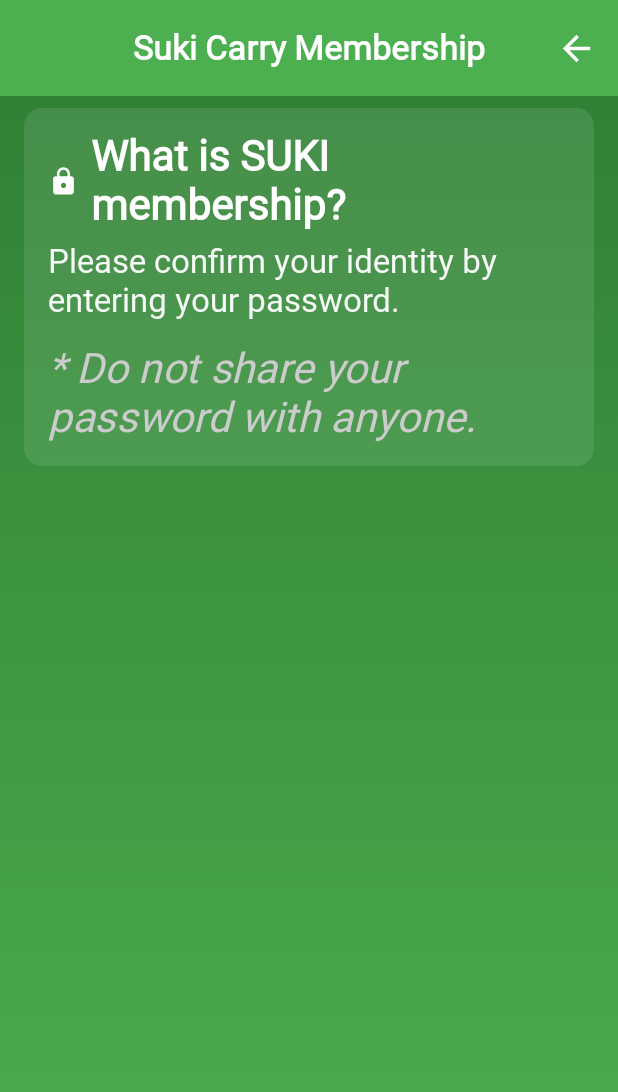
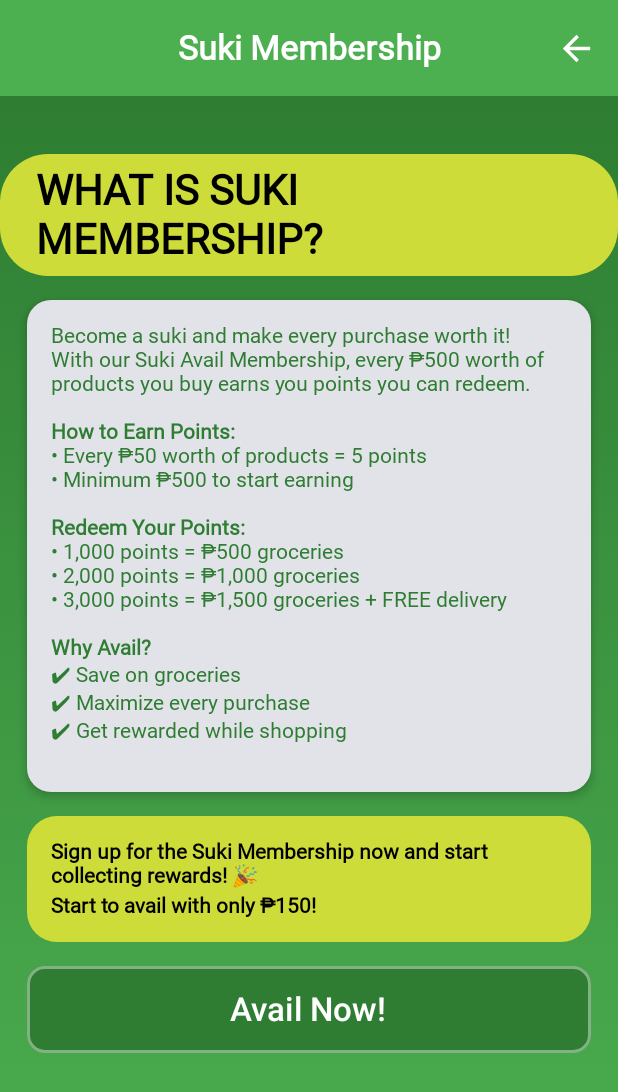
Before and after one commit to MarkDenver01/carry_guides_admin, an Android app built with Jetpack Compose: the SukiMembershipScreen screen opened through its navigation route, on a phone screen of 412 x 824 dp. Shown: the top 1092 px of the screen. Run offline under Robolectric (Android 15) with nearby library versions, the phone set to English and light mode, and no system bars; our stand-ins replace Dagger/Hilt's generated code; Roboto replaces fonts that are not available here.

Commit message:
modify sidemenu, add membership screens

```diff
--- /dev/null
+++ b/carryapp/app/src/main/java/com/nathaniel/carryapp/domain/enum/BadgeStatus.kt
@@ -0,0 +1,5 @@
+package com.nathaniel.carryapp.domain.enum
+
+enum class BadgeStatus {
+    VERIFIED, EXPIRED, PENDING, NOT_MEMBER
+}
--- a/carryapp/app/src/main/java/com/nathaniel/carryapp/navigation/NavGraph.kt
+++ b/carryapp/app/src/main/java/com/nathaniel/carryapp/navigation/NavGraph.kt
@@ -11,6 +11,9 @@ import com.nathaniel.carryapp.presentation.ui.compose.dashboard.delivery.Deliver
 import com.nathaniel.carryapp.presentation.ui.compose.dashboard.pickup.PickupScreen
 import com.nathaniel.carryapp.presentation.ui.compose.initial.InitialScreen
 import com.nathaniel.carryapp.presentation.ui.compose.membership.apply.SukiMembershipScreen
+import com.nathaniel.carryapp.presentation.ui.compose.membership.payment.SubscriptionScreen
+import com.nathaniel.carryapp.presentation.ui.compose.membership.suki_badge.VerifiedSukiCard
+import com.nathaniel.carryapp.presentation.ui.compose.membership.view.ViewMembershipScreen
 import com.nathaniel.carryapp.presentation.ui.compose.signin.SignInScreen
 import com.nathaniel.carryapp.presentation.ui.compose.signup.SignUpScreen
 
@@ -29,6 +32,9 @@ fun NavGraphBuilder.dashboardGraph(navController: NavController) {
     }
     composable(Routes.PICKUP) {
         PickupScreen(navController = navController)
+    }
+    composable(Routes.BADGE_DETAILS) {
+        ViewMembershipScreen(navController = navController)
     }
 }
 
@@ -62,4 +68,8 @@ fun NavGraphBuilder.membershipGraph(navController: NavController) {
     composable(Routes.MEMBERSHIP) {
         SukiMembershipScreen(navController = navController)
     }
+
+    composable(Routes.SUBSCRIPTION) {
+        SubscriptionScreen(navController = navController)
+    }
 }
--- a/carryapp/app/src/main/java/com/nathaniel/carryapp/navigation/Routes.kt
+++ b/carryapp/app/src/main/java/com/nathaniel/carryapp/navigation/Routes.kt
@@ -19,4 +19,6 @@ object Routes {
     const val CHANGE_PASSWORD = "change_password"
 
     const val MEMBERSHIP = "membership"
+    const val SUBSCRIPTION = "subscription"
+    const val BADGE_DETAILS = "badge_details"
 }
--- a/carryapp/app/src/main/java/com/nathaniel/carryapp/presentation/ui/compose/dashboard/DashboardViewModel.kt
+++ b/carryapp/app/src/main/java/com/nathaniel/carryapp/presentation/ui/compose/dashboard/DashboardViewModel.kt
@@ -55,4 +55,8 @@ class DashboardViewModel @Inject constructor() : ViewModel() {
         // logic if needed
     }
 
+    fun onVerifiedBadge() {
+        _navigateTo.value = Routes.BADGE_DETAILS
+    }
+
 }
--- a/carryapp/app/src/main/java/com/nathaniel/carryapp/presentation/ui/compose/membership/MembershipViewModel.kt
+++ b/carryapp/app/src/main/java/com/nathaniel/carryapp/presentation/ui/compose/membership/MembershipViewModel.kt
@@ -1,6 +1,7 @@
 package com.nathaniel.carryapp.presentation.ui.compose.membership
 
 import androidx.lifecycle.ViewModel
+import com.nathaniel.carryapp.navigation.Routes
 import dagger.hilt.android.lifecycle.HiltViewModel
 import kotlinx.coroutines.flow.MutableStateFlow
 import kotlinx.coroutines.flow.StateFlow
@@ -14,4 +15,8 @@ class MembershipViewModel @Inject constructor() : ViewModel() {
     fun resetNavigation() {
         _navigateTo.value = null
     }
+
+    fun onAvailableNow() {
+        _navigateTo.value = Routes.SUBSCRIPTION
+    }
 }
--- a/carryapp/app/src/main/java/com/nathaniel/carryapp/presentation/ui/compose/membership/apply/SukiMembershipScreen.kt
+++ b/carryapp/app/src/main/java/com/nathaniel/carryapp/presentation/ui/compose/membership/apply/SukiMembershipScreen.kt
@@ -2,30 +2,44 @@ package com.nathaniel.carryapp.presentation.ui.compose.membership.apply
 
 import androidx.compose.foundation.background
 import androidx.compose.foundation.layout.Box
+import androidx.compose.foundation.layout.Column
 import androidx.compose.foundation.layout.Spacer
 import androidx.compose.foundation.layout.fillMaxSize
+import androidx.compose.foundation.layout.fillMaxWidth
 import androidx.compose.foundation.layout.height
 import androidx.compose.foundation.layout.padding
-import androidx.compose.material.icons.Icons
-import androidx.compose.material.icons.filled.Lock
+import androidx.compose.foundation.rememberScrollState
+import androidx.compose.foundation.shape.RoundedCornerShape
+import androidx.compose.foundation.verticalScroll
+import androidx.compose.material3.Card
+import androidx.compose.material3.CardDefaults
 import androidx.compose.material3.ExperimentalMaterial3Api
 import androidx.compose.material3.Scaffold
+import androidx.compose.material3.Text
 import androidx.compose.material3.TopAppBarDefaults
 import androidx.compose.runtime.Composable
 import androidx.compose.runtime.LaunchedEffect
 import androidx.compose.runtime.collectAsState
 import androidx.compose.runtime.getValue
+import androidx.compose.ui.Alignment
 import androidx.compose.ui.Modifier
 import androidx.compose.ui.graphics.Brush
 import androidx.compose.ui.graphics.Color
 import androidx.compose.ui.input.nestedscroll.nestedScroll
+import androidx.compose.ui.text.SpanStyle
+import androidx.compose.ui.text.buildAnnotatedString
+import androidx.compose.ui.text.font.FontWeight
+import androidx.compose.ui.text.withStyle
+import androidx.compose.ui.unit.dp
+import androidx.compose.ui.unit.sp
 import androidx.hilt.navigation.compose.hiltViewModel
 import androidx.navigation.NavController
 import com.nathaniel.carryapp.presentation.theme.LocalAppSpacing
 import com.nathaniel.carryapp.presentation.theme.LocalResponsiveSizes
 import com.nathaniel.carryapp.presentation.ui.compose.membership.MembershipViewModel
 import com.nathaniel.carryapp.presentation.ui.compose.navigation.TopNavigationBar
-import com.nathaniel.carryapp.presentation.utils.DynamicInfoCard
+import com.nathaniel.carryapp.presentation.utils.DynamicButton
+import com.nathaniel.carryapp.presentation.utils.responsiveDp
 
 @OptIn(ExperimentalMaterial3Api::class)
 @Composable
@@ -34,10 +48,12 @@ fun SukiMembershipScreen(
     viewModel: MembershipViewModel = hiltViewModel()
 ) {
     val navigateTo by viewModel.navigateTo.collectAsState()
+    val scrollBehavior = TopAppBarDefaults.enterAlwaysScrollBehavior()
+
+    val spacing = LocalAppSpacing.current
     val sizes = LocalResponsiveSizes.current
-    val spacing = LocalAppSpacing.current
-
-    val scrollBehavior = TopAppBarDefaults.enterAlwaysScrollBehavior()
+    val topSpacing = responsiveDp(34f)
+    val outerPadding = responsiveDp(16f)
 
     LaunchedEffect(navigateTo) {
         navigateTo?.let { route ->
@@ -48,11 +64,12 @@ fun SukiMembershipScreen(
 
     Scaffold(
         modifier = Modifier
+            .fillMaxSize()
             .nestedScroll(scrollBehavior.nestedScrollConnection),
         topBar = {
             TopNavigationBar(
                 navController = navController,
-                title = "Suki Carry Membership",
+                title = "Suki Membership",
                 showBackButton = true,
                 showMenuButton = false,
                 scrollBehavior = scrollBehavior
@@ -63,23 +80,120 @@ fun SukiMembershipScreen(
         Box(
             modifier = Modifier
                 .fillMaxSize()
-                .background(
-                    Brush.verticalGradient(
-                        listOf(Color(0xFF2E7D32), Color(0XFF4CAF50))
-                    )
-                )
                 .padding(innerPadding)
         ) {
-            Spacer(modifier = Modifier.height(spacing.xl))
+            Column(
+                modifier = Modifier
+                    .fillMaxSize()
+                    .verticalScroll(rememberScrollState())
+                    .background(
+                        Brush.verticalGradient(
+                            listOf(Color(0xFF2E7D32), Color(0XFF4CAF50))
+                        )
+                    ),
+                horizontalAlignment = Alignment.CenterHorizontally
+            ) {
+                Spacer(modifier = Modifier.height(topSpacing))
 
-            DynamicInfoCard(
-                title = "What is SUKI membership?",
-                content = "Please confirm your identity by entering your password.",
-                footerReminder = "* Do not share your password with anyone.",
-                backgroundColor = Color.White.copy(alpha = 0.1f),
-                icon = Icons.Filled.Lock
-            )
+                // Header Title
+                Text(
+                    text = "WHAT IS SUKI MEMBERSHIP?",
+                    fontSize = sizes.titleFontSize,
+                    fontWeight = FontWeight.Bold,
+                    color = Color.Black,
+                    modifier = Modifier
+                        .background(Color(0xFFCDDC39), RoundedCornerShape(32.dp))
+                        .padding(horizontal = spacing.lg, vertical = spacing.sm)
+                )
+                Column(
+                    modifier = Modifier
+                        .fillMaxWidth()
+                        .padding(horizontal = outerPadding)
+                ) {
+
+                    Spacer(modifier = Modifier.height(spacing.md))
+
+                    // Info Card
+                    Card(
+                        shape = RoundedCornerShape(16.dp),
+                        elevation = CardDefaults.cardElevation(defaultElevation = 4.dp),
+                        modifier = Modifier.fillMaxWidth()
+                    ) {
+                        Column(modifier = Modifier.padding(16.dp)) {
+                            MembershipInfoParagraph()
+                        }
+                    }
+
+                    Spacer(modifier = Modifier.height(spacing.md))
+
+                    // Highlight Card
+                    Card(
+                        shape = RoundedCornerShape(20.dp),
+                        colors = CardDefaults.cardColors(containerColor = Color(0xFFCDDC39)),
+                        modifier = Modifier.fillMaxWidth()
+                    ) {
+                        Column(modifier = Modifier.padding(spacing.md)) {
+                            Text(
+                                text = "Sign up for the Suki Membership now and start collecting rewards! 🎉",
+                                fontSize = 14.sp,
+                                fontWeight = FontWeight.SemiBold,
+                                color = Color.Black
+                            )
+                            Spacer(modifier = Modifier.height(4.dp))
+                            Text(
+                                text = "Start to avail with only ₱150!",
+                                fontSize = 14.sp,
+                                fontWeight = FontWeight.Bold,
+                                color = Color.Black
+                            )
+                        }
+                    }
+
+                    Spacer(modifier = Modifier.height(spacing.md))
+
+                    DynamicButton(
+                        onClick = { viewModel.onAvailableNow() },
+                        height = sizes.buttonHeight,
+                        fontSize = sizes.buttonFontSize,
+                        backgroundColor = Color(0xFF2E7D32),
+                        content = "Avail Now!"
+                    )
+
+                    Spacer(modifier = Modifier.height(spacing.xl))
+                }
+            }
         }
     }
+}
 
+@Composable
+fun MembershipInfoParagraph() {
+    Text(
+        text = buildAnnotatedString {
+            append("Become a suki and make every purchase worth it!\n")
+            append("With our Suki Avail Membership, every ₱500 worth of products you buy earns you points you can redeem.\n\n")
+
+            withStyle(SpanStyle(fontWeight = FontWeight.Bold)) {
+                append("How to Earn Points:\n")
+            }
+            append("• Every ₱50 worth of products = 5 points\n")
+            append("• Minimum ₱500 to start earning\n\n")
+
+            withStyle(SpanStyle(fontWeight = FontWeight.Bold)) {
+                append("Redeem Your Points:\n")
+            }
+            append("• 1,000 points = ₱500 groceries\n")
+            append("• 2,000 points = ₱1,000 groceries\n")
+            append("• 3,000 points = ₱1,500 groceries + FREE delivery\n\n")
+
+            withStyle(SpanStyle(fontWeight = FontWeight.Bold)) {
+                append("Why Avail?\n")
+            }
+            append("✔ Save on groceries\n")
+            append("✔ Maximize every purchase\n")
+            append("✔ Get rewarded while shopping\n")
+        },
+        fontSize = 14.sp,
+        color = Color(0xFF2E7D32)
+    )
 }
--- /dev/null
+++ b/carryapp/app/src/main/res/drawable/ic_expired_badge.xml
@@ -0,0 +1,5 @@
+<vector xmlns:android="http://schemas.android.com/apk/res/android" android:height="24dp" android:tint="#FF0000" android:viewportHeight="24" android:viewportWidth="24" android:width="24dp">
+
+    <path android:fillColor="@android:color/white" android:pathData="M23,12l-2.44,-2.79l0.34,-3.69l-3.61,-0.82L15.4,1.5L12,2.96L8.6,1.5L6.71,4.69L3.1,5.5L3.44,9.2L1,12l2.44,2.79l-0.34,3.7l3.61,0.82L8.6,22.5l3.4,-1.47l3.4,1.46l1.89,-3.19l3.61,-0.82l-0.34,-3.69L23,12zM10.09,16.72l-3.8,-3.81l1.48,-1.48l2.32,2.33l5.85,-5.87l1.48,1.48L10.09,16.72z"/>
+
+</vector>
--- /dev/null
+++ b/carryapp/app/src/main/res/drawable/ic_not_member_badge.xml
@@ -0,0 +1,5 @@
+<vector xmlns:android="http://schemas.android.com/apk/res/android" android:height="24dp" android:tint="#9E9E9E" android:viewportHeight="24" android:viewportWidth="24" android:width="24dp">
+
+    <path android:fillColor="@android:color/white" android:pathData="M23,12l-2.44,-2.79l0.34,-3.69l-3.61,-0.82L15.4,1.5L12,2.96L8.6,1.5L6.71,4.69L3.1,5.5L3.44,9.2L1,12l2.44,2.79l-0.34,3.7l3.61,0.82L8.6,22.5l3.4,-1.47l3.4,1.46l1.89,-3.19l3.61,-0.82l-0.34,-3.69L23,12zM10.09,16.72l-3.8,-3.81l1.48,-1.48l2.32,2.33l5.85,-5.87l1.48,1.48L10.09,16.72z"/>
+
+</vector>
--- /dev/null
+++ b/carryapp/app/src/main/res/drawable/ic_pending_badge.xml
@@ -0,0 +1,5 @@
+<vector xmlns:android="http://schemas.android.com/apk/res/android" android:height="24dp" android:tint="#FFC400" android:viewportHeight="24" android:viewportWidth="24" android:width="24dp">
+
+    <path android:fillColor="@android:color/white" android:pathData="M23,12l-2.44,-2.79l0.34,-3.69l-3.61,-0.82L15.4,1.5L12,2.96L8.6,1.5L6.71,4.69L3.1,5.5L3.44,9.2L1,12l2.44,2.79l-0.34,3.7l3.61,0.82L8.6,22.5l3.4,-1.47l3.4,1.46l1.89,-3.19l3.61,-0.82l-0.34,-3.69L23,12zM10.09,16.72l-3.8,-3.81l1.48,-1.48l2.32,2.33l5.85,-5.87l1.48,1.48L10.09,16.72z"/>
+
+</vector>
--- /dev/null
+++ b/carryapp/app/src/main/res/drawable/ic_verified_badge.xml
@@ -0,0 +1,5 @@
+<vector xmlns:android="http://schemas.android.com/apk/res/android" android:height="24dp" android:tint="#00FF2E" android:viewportHeight="24" android:viewportWidth="24" android:width="24dp">
+
+    <path android:fillColor="@android:color/white" android:pathData="M23,12l-2.44,-2.79l0.34,-3.69l-3.61,-0.82L15.4,1.5L12,2.96L8.6,1.5L6.71,4.69L3.1,5.5L3.44,9.2L1,12l2.44,2.79l-0.34,3.7l3.61,0.82L8.6,22.5l3.4,-1.47l3.4,1.46l1.89,-3.19l3.61,-0.82l-0.34,-3.69L23,12zM10.09,16.72l-3.8,-3.81l1.48,-1.48l2.32,2.33l5.85,-5.87l1.48,1.48L10.09,16.72z"/>
+
+</vector>
```
Also changed, not shown: carryapp/app/src/main/java/com/nathaniel/carryapp/presentation/ui/compose/dashboard/sidemenu/DashboardDrawerContent.kt (+14 -9 lines), carryapp/app/src/main/java/com/nathaniel/carryapp/presentation/ui/compose/membership/payment/SubscriptionScreen.kt (added, +101 -0 lines), carryapp/app/src/main/java/com/nathaniel/carryapp/presentation/ui/compose/membership/suki_badge/VerifiedSukiCard.kt (added, +100 -0 lines), carryapp/app/src/main/java/com/nathaniel/carryapp/presentation/ui/compose/membership/view/ViewMembershipScreen.kt (added, +99 -0 lines), carryapp/app/src/main/java/com/nathaniel/carryapp/presentation/utils/Utils.kt (+13 -0 lines).
